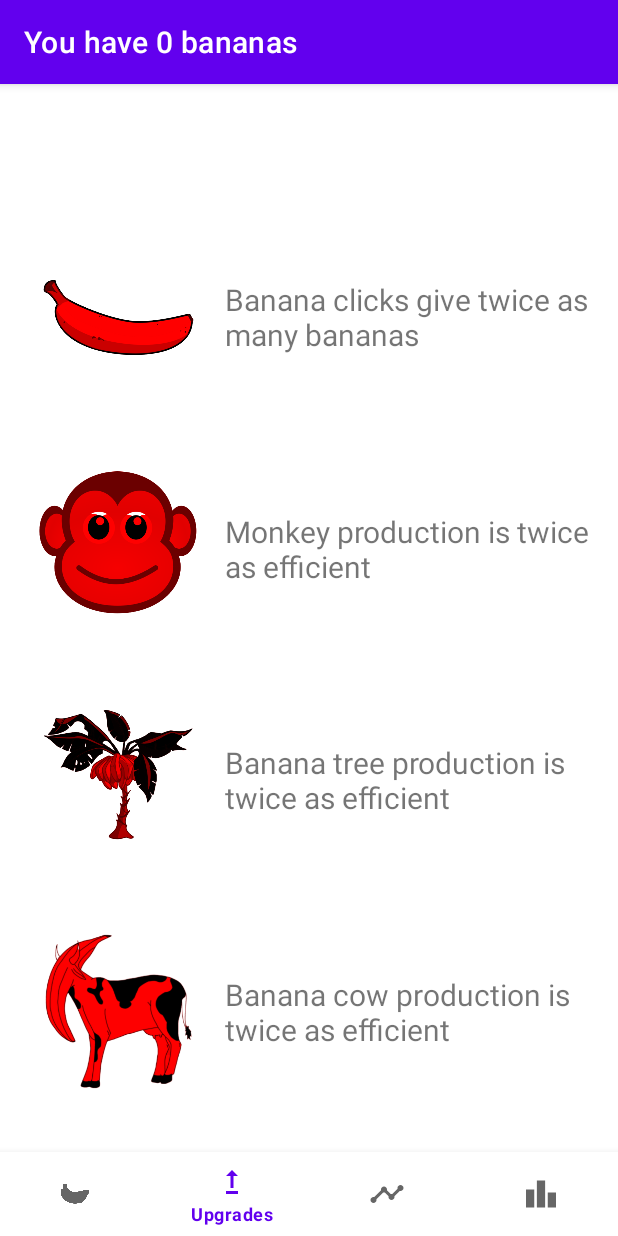
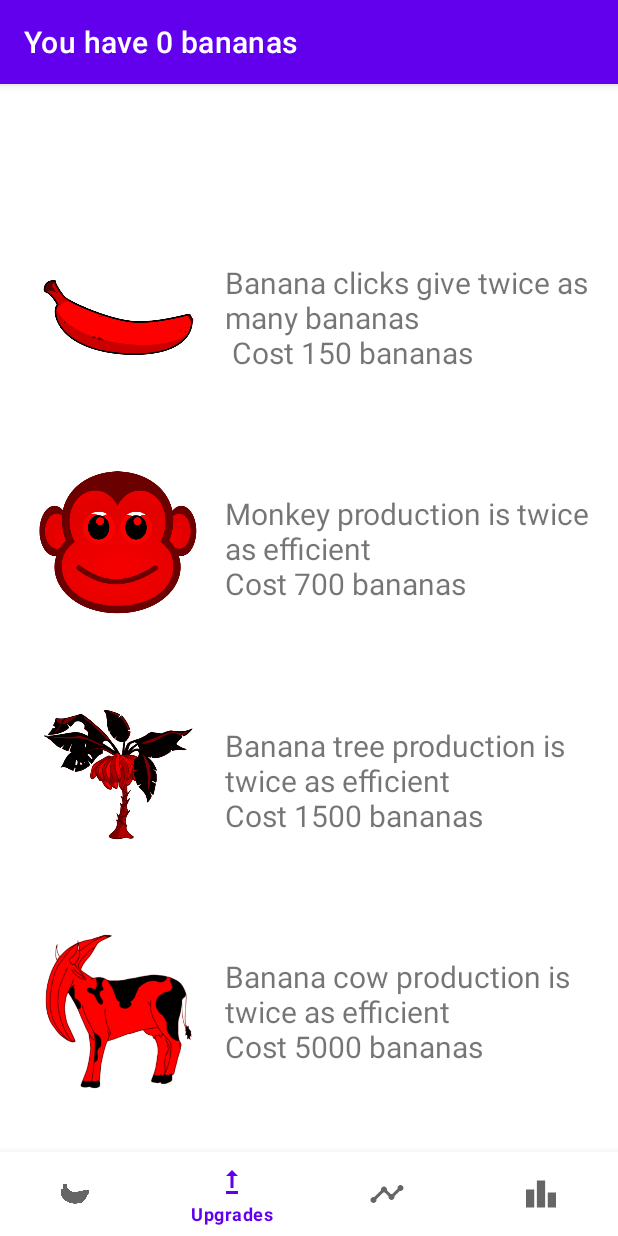
Before and after one commit to FosterBright18/BananaClicker, an Android app: the UpgradesFragment screen opened through its navigation route, on a phone screen of 412 x 824 dp. Run offline under Robolectric (Android 15) with nearby library versions, the phone set to English and light mode, and no system bars; our stand-ins replace navigation-ui.

Commit message:
Fix upgrades and refresh between fragments

```diff
--- a/app/src/main/java/com/foster/bananaclicker/MainActivity.kt
+++ b/app/src/main/java/com/foster/bananaclicker/MainActivity.kt
@@ -17,6 +17,13 @@ class MainActivity : AppCompatActivity() {
     private lateinit var binding: ActivityMainBinding
     private var scores : MutableList<Score> = mutableListOf()
     var bananas = 0
+    var monkeys = 0
+    var trees = 0
+    var cows = 0
+    var bananaClick = 1
+    var monkeyUp = 1
+    var cowUp = 1
+    var treeUp = 1
     var ssb = SpannableStringBuilder()
 
 
--- a/app/src/main/java/com/foster/bananaclicker/ui/LeaderboardFragment.kt
+++ b/app/src/main/java/com/foster/bananaclicker/ui/LeaderboardFragment.kt
@@ -10,6 +10,7 @@ import androidx.lifecycle.Observer
 import androidx.lifecycle.ViewModelProvider
 import com.foster.bananaclicker.MainActivity
 import com.foster.bananaclicker.databinding.FragmentLeaderboardBinding
+import kotlinx.coroutines.Job
 
 
 class LeaderboardFragment : Fragment() {
@@ -38,7 +39,7 @@ class LeaderboardFragment : Fragment() {
     override fun onResume() {
         super.onResume()
         var mainActivity = requireActivity() as MainActivity
-        mainActivity.supportActionBar?.title = "${mainActivity.bananas} bananas"
+        mainActivity.supportActionBar?.title = "You have ${mainActivity.bananas} bananas"
 
     }
 
--- a/app/src/main/java/com/foster/bananaclicker/ui/StatsFragment.kt
+++ b/app/src/main/java/com/foster/bananaclicker/ui/StatsFragment.kt
@@ -62,7 +62,7 @@ class StatsFragment : Fragment() {
     override fun onResume() {
         super.onResume()
         var mainActivity = requireActivity() as MainActivity
-        mainActivity.supportActionBar?.title = "${mainActivity.bananas} bananas"
+        mainActivity.supportActionBar?.title = "You have ${mainActivity.bananas} bananas"
 
     }
 
--- a/app/src/main/res/layout/fragment_upgrades.xml
+++ b/app/src/main/res/layout/fragment_upgrades.xml
@@ -12,7 +12,7 @@
         android:layout_height="110dp"
         android:layout_marginStart="24dp"
         android:src="@drawable/bananatree"
-        android:tint="#FF0000"
+        app:tint="#FF0000"
         android:tintMode="multiply"
         app:layout_constraintBottom_toTopOf="@+id/imageView_upgrades_cow"
         app:layout_constraintStart_toStartOf="parent"
@@ -24,7 +24,7 @@
         android:layout_height="110dp"
         android:layout_marginStart="24dp"
         android:src="@drawable/banana2"
-        android:tint="#FF0000"
+        app:tint="#FF0000"
         android:tintMode="multiply"
         app:layout_constraintBottom_toTopOf="@+id/imageView_upgrades_monkey"
         app:layout_constraintStart_toStartOf="parent"
@@ -36,7 +36,7 @@
         android:layout_height="110dp"
         android:layout_marginStart="24dp"
         android:src="@drawable/monkey"
-        android:tint="#FF0000"
+        app:tint="#FF0000"
         android:tintMode="multiply"
         app:layout_constraintBottom_toTopOf="@+id/imageView_upgrades_tree"
         app:layout_constraintStart_toStartOf="parent"
@@ -49,7 +49,7 @@
         android:layout_marginStart="24dp"
         android:layout_marginBottom="50dp"
         android:src="@drawable/bananacow"
-        android:tint="#FF0000"
+        app:tint="#FF0000"
         android:tintMode="multiply"
         app:layout_constraintBottom_toBottomOf="parent"
         app:layout_constraintStart_toStartOf="parent"
@@ -61,21 +61,22 @@
         android:layout_height="wrap_content"
         android:layout_marginStart="16dp"
         android:layout_marginEnd="16dp"
-        android:text="Banana clicks give twice as many bananas"
+        android:text="Banana clicks give twice as many bananas\n Cost 150 bananas"
         android:textSize="20sp"
         app:layout_constraintBottom_toBottomOf="@+id/imageView_upgrades_banana"
         app:layout_constraintEnd_toEndOf="parent"
-        app:layout_constraintHorizontal_bias="0.5"
+        app:layout_constraintHorizontal_bias="0.0"
         app:layout_constraintStart_toEndOf="@+id/imageView_upgrades_banana"
-        app:layout_constraintTop_toTopOf="@+id/imageView_upgrades_banana" />
+        app:layout_constraintTop_toTopOf="@+id/imageView_upgrades_banana"
+        app:layout_constraintVertical_bias="0.508" />
 
     <TextView
-        android:id="@+id/textView_upgrades_mopnkeyDesc"
+        android:id="@+id/textView_upgrades_monkeyDesc"
         android:layout_width="0dp"
         android:layout_height="wrap_content"
         android:layout_marginStart="16dp"
         android:layout_marginEnd="16dp"
-        android:text="Monkey production is twice as efficient"
+        android:text="Monkey production is twice as efficient\nCost 700 bananas"
         android:textSize="20sp"
         app:layout_constraintBottom_toBottomOf="@+id/imageView_upgrades_monkey"
         app:layout_constraintEnd_toEndOf="parent"
@@ -89,7 +90,7 @@
         android:layout_height="wrap_content"
         android:layout_marginStart="16dp"
         android:layout_marginEnd="16dp"
-        android:text="Banana tree production is twice as efficient"
+        android:text="Banana tree production is twice as efficient\nCost 1500 bananas"
         android:textSize="20sp"
         app:layout_constraintBottom_toBottomOf="@+id/imageView_upgrades_tree"
         app:layout_constraintEnd_toEndOf="parent"
@@ -103,7 +104,7 @@
         android:layout_height="wrap_content"
         android:layout_marginStart="16dp"
         android:layout_marginEnd="16dp"
-        android:text="Banana cow production is twice as efficient"
+        android:text="Banana cow production is twice as efficient\nCost 5000 bananas"
         android:textSize="20sp"
         app:layout_constraintBottom_toBottomOf="@+id/imageView_upgrades_cow"
         app:layout_constraintEnd_toEndOf="parent"
```
Also changed, not shown: app/src/main/java/com/foster/bananaclicker/ui/BananaFragment.kt (+14 -17 lines), app/src/main/java/com/foster/bananaclicker/ui/UpgradesFragment.kt (+68 -1 lines).
